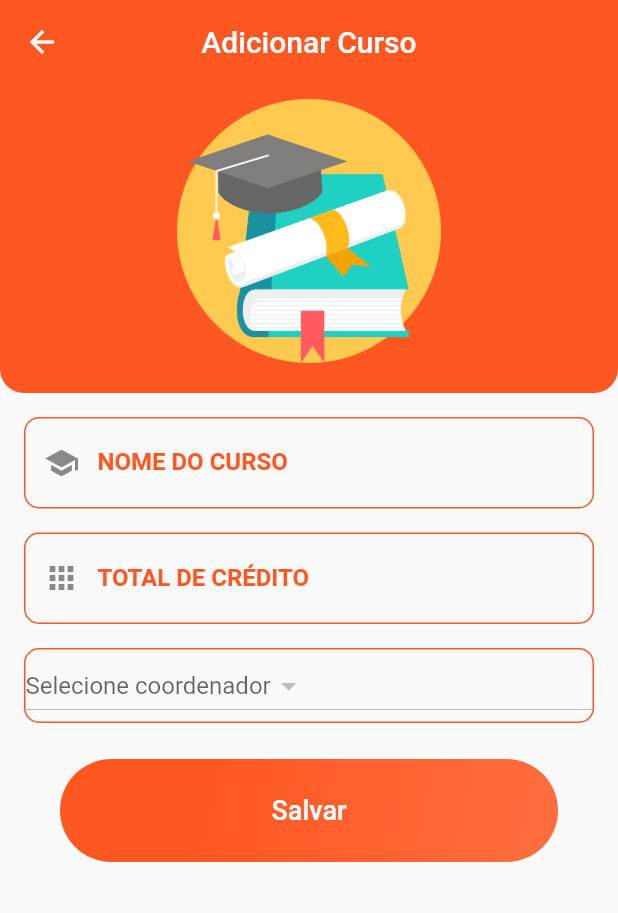
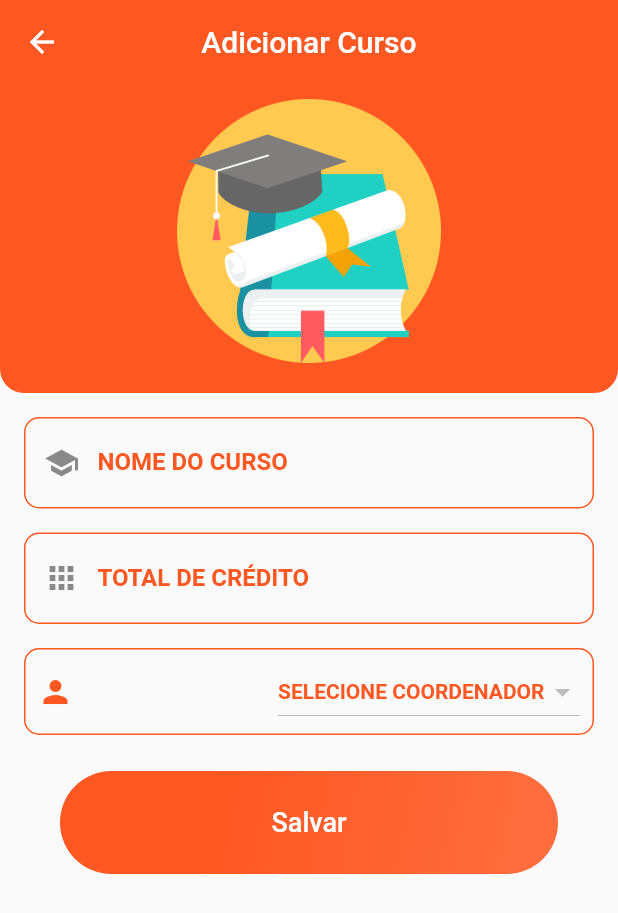
Before and after one commit to AgeuPaulo/magister_mobile, a Flutter app: the EditCurso screen opened directly, on a phone screen of 412 x 824 dp. Shown: the top 913 px of the screen. Run offline on Flutter 3.47's test engine with Material 2 defaults, Android fonts, the phone set to English and light mode, and no system bars; our stand-ins replace sqflite; accounts and stored records are empty.

Commit message:
alteração no tema dos layouts

```diff
--- a/lib/views/curso/edit_curso.dart
+++ b/lib/views/curso/edit_curso.dart
@@ -21,7 +21,7 @@ class _EditCursoState extends State<EditCurso> {
   TextEditingController idCoordenadorController = new TextEditingController();
   List<Professor> professores = new List();
   Professor selected;
-  String current = "Selecione coordenador";
+  String current = "Selecione coordenador".toUpperCase();
 
   final _formKey = GlobalKey<FormState>();
 
@@ -125,11 +125,35 @@ class _EditCursoState extends State<EditCurso> {
                                 AsyncSnapshot<List> snapshot) {
                               if (!snapshot.hasData)
                                 return CircularProgressIndicator();
-                              return DropdownButton<Professor>(
+                              return Padding(
+                                padding: const EdgeInsets.only(
+                                    left: 8.0,
+                                    top: 4.0,
+                                    bottom: 4.0,
+                                    right: 8.0),
+                                child: Row(
+                                  mainAxisAlignment:
+                                      MainAxisAlignment.spaceBetween,
+                                  children: <Widget>[
+                                    Icon(
+                                      Icons.person,
+                                      color: Colors.deepOrange,
+                                    ),
+                                    Theme(
+                                      data: new ThemeData(
+                                          primaryColor: Colors.deepOrange,
+                                          accentColor: Colors.deepOrange,
+                                          hintColor: Colors.deepOrange),
+                                      child: DropdownButton<Professor>(
+                                        style: TextStyle(
+                                          color: Colors.deepOrange,
+                                          fontWeight: FontWeight.bold,
+                                        ),
                                         items: snapshot.data
                                             .map((professor) =>
                                                 DropdownMenuItem<Professor>(
-                                          child: Text(professor.nomeProf),
+                                                  child:
+                                                      Text(professor.nomeProf),
                                                   value: professor,
                                                 ))
                                             .toList(),
@@ -144,6 +168,10 @@ class _EditCursoState extends State<EditCurso> {
                                         isExpanded: false,
                                         //value: _currentUser,
                                         hint: Text(current),
+                                      ),
+                                    ),
+                                  ],
+                                ),
                               );
                             }),
                       ),
--- a/lib/views/professor/edit_professor.dart
+++ b/lib/views/professor/edit_professor.dart
@@ -59,7 +59,7 @@ class _EditProfessorState extends State<EditProfessor> {
         centerTitle: true,
         backgroundColor: Colors.amber,
       ),
-      body: Column(
+      body: ListView(
         children: <Widget>[
           Container(
             height: MediaQuery.of(context).size.height / 4,
--- a/lib/views/util/widgetUtil.dart
+++ b/lib/views/util/widgetUtil.dart
@@ -3,7 +3,11 @@ import 'package:flutter/material.dart';
 Widget buttonSave(
     Color color, Color color2, BuildContext context, Function onPressed) {
   return Padding(
-    padding: const EdgeInsets.only(left: 32, right: 32, top: 16,),
+    padding: const EdgeInsets.only(
+      left: 32,
+      right: 32,
+      top: 16,
+    ),
     child: Container(
       height: MediaQuery.of(context).size.height / 12,
       width: MediaQuery.of(context).size.width / 2,
@@ -41,6 +45,11 @@ Widget formField(TextEditingController controller, String label, IconData icon,
         borderRadius: BorderRadius.circular(10),
         border: Border.all(color: color, width: 1),
       ),
+      child: Theme(
+        data: new ThemeData(
+            primaryColor: color,
+            accentColor: color,
+            hintColor: color),
         child: TextFormField(
           keyboardType: type,
           controller: controller,
@@ -60,5 +69,6 @@ Widget formField(TextEditingController controller, String label, IconData icon,
           },
         ),
       ),
+    ),
   );
 }
```
Lines whose indentation alone changed are shown as unchanged.
